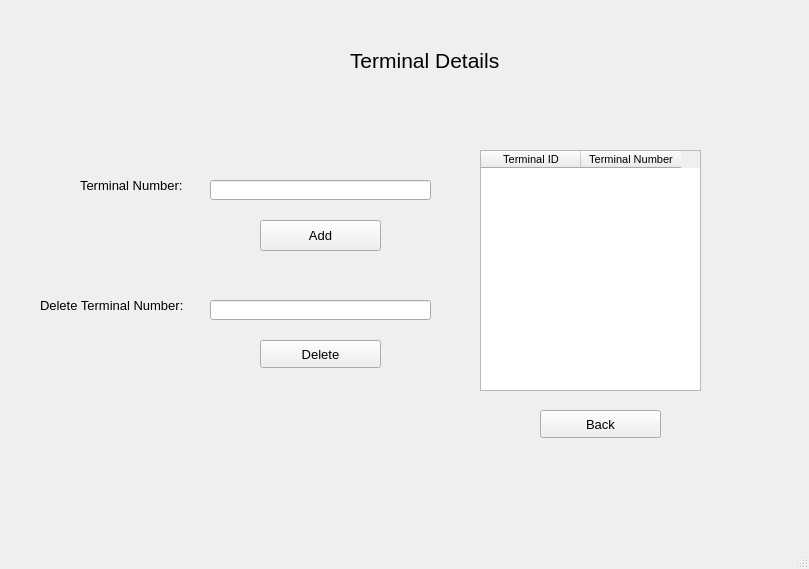
Above: terminal.ui from Muneeba-Badar/DB-Final-Project before the change. Below: the same form after it.
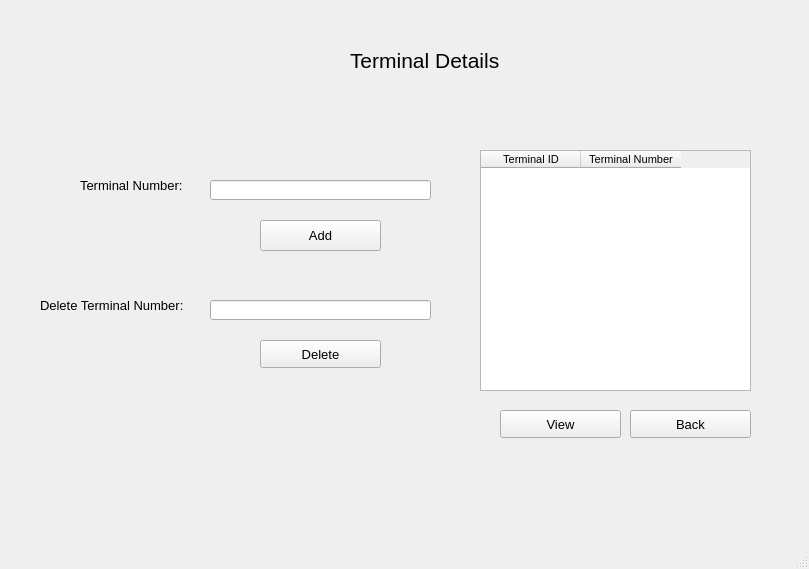
That is the form after the change.

The edit to the form file:
```diff
--- a/terminal.ui
+++ b/terminal.ui
@@ -60,7 +60,7 @@
      <rect>
       <x>480</x>
       <y>150</y>
-      <width>221</width>
+      <width>271</width>
       <height>241</height>
      </rect>
     </property>
@@ -114,7 +114,7 @@
    <widget class="QPushButton" name="TBackBtn">
     <property name="geometry">
      <rect>
-      <x>540</x>
+      <x>630</x>
       <y>410</y>
       <width>121</width>
       <height>28</height>
@@ -167,6 +167,24 @@
      </rect>
     </property>
    </widget>
+   <widget class="QPushButton" name="TViewBtn">
+    <property name="geometry">
+     <rect>
+      <x>500</x>
+      <y>410</y>
+      <width>121</width>
+      <height>28</height>
+     </rect>
+    </property>
+    <property name="font">
+     <font>
+      <pointsize>10</pointsize>
+     </font>
+    </property>
+    <property name="text">
+     <string>View</string>
+    </property>
+   </widget>
   </widget>
   <widget class="QMenuBar" name="menubar">
    <property name="geometry">
```
